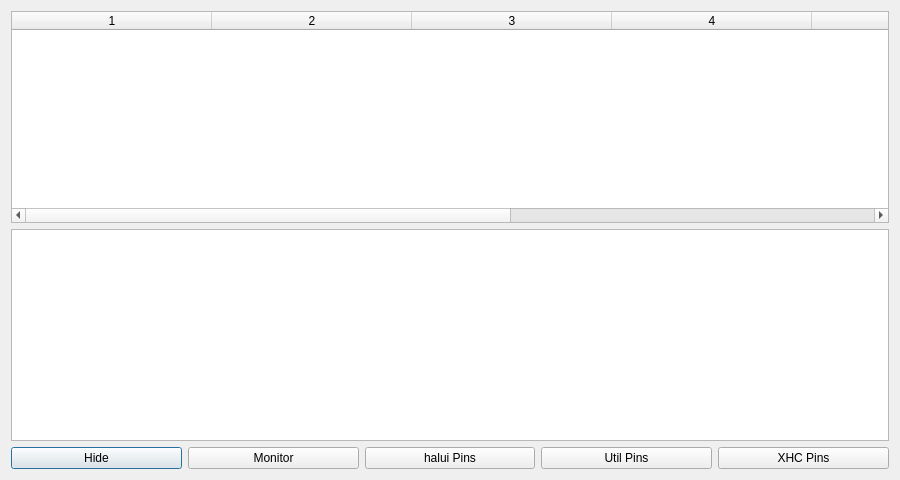
This is qt/XHCMonitor/XHCMonitorDialog.ui in ShenRen/MK-Qt5 as Qt 5 draws it before an edit. The edited form follows.
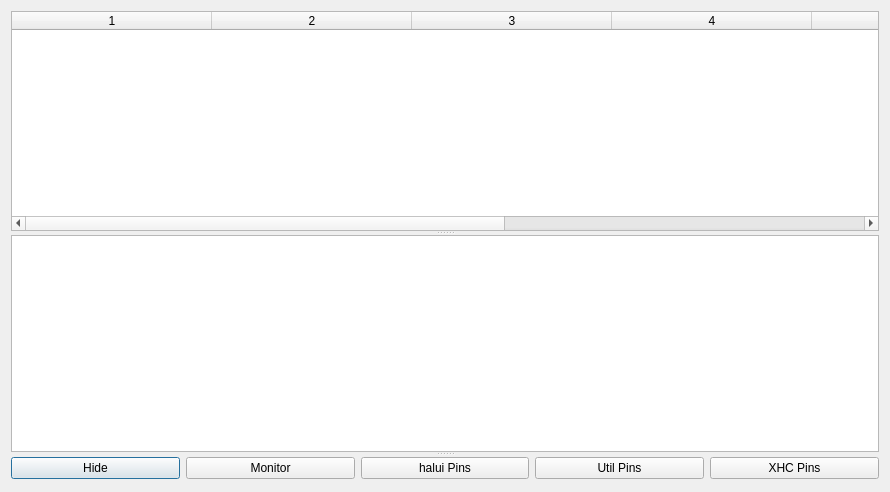
This is the edited form.

```diff
--- a/qt/XHCMonitor/XHCMonitorDialog.ui
+++ b/qt/XHCMonitor/XHCMonitorDialog.ui
@@ -6,8 +6,8 @@
    <rect>
     <x>0</x>
     <y>0</y>
-    <width>900</width>
-    <height>480</height>
+    <width>890</width>
+    <height>492</height>
    </rect>
   </property>
   <property name="windowTitle">
@@ -15,6 +15,10 @@
   </property>
   <layout class="QGridLayout" name="gridLayout">
    <item row="0" column="0">
+    <widget class="QSplitter" name="splitter_2">
+     <property name="orientation">
+      <enum>Qt::Vertical</enum>
+     </property>
     <widget class="QTableWidget" name="resultsTable">
      <property name="tabKeyNavigation">
       <bool>false</bool>
@@ -45,11 +49,12 @@
      <column/>
      <column/>
     </widget>
-   </item>
-   <item row="1" column="0">
+     <widget class="QSplitter" name="splitter">
+      <property name="orientation">
+       <enum>Qt::Vertical</enum>
+      </property>
     <widget class="QTextEdit" name="textEdit"/>
-   </item>
-   <item row="2" column="0">
+      <widget class="QWidget" name="">
     <layout class="QHBoxLayout" name="horizontalLayout">
      <item>
       <widget class="QPushButton" name="pb_Hide">
@@ -87,6 +92,9 @@
       </widget>
      </item>
     </layout>
+      </widget>
+     </widget>
+    </widget>
    </item>
   </layout>
  </widget>
```
Lines whose indentation alone changed are shown as unchanged.
